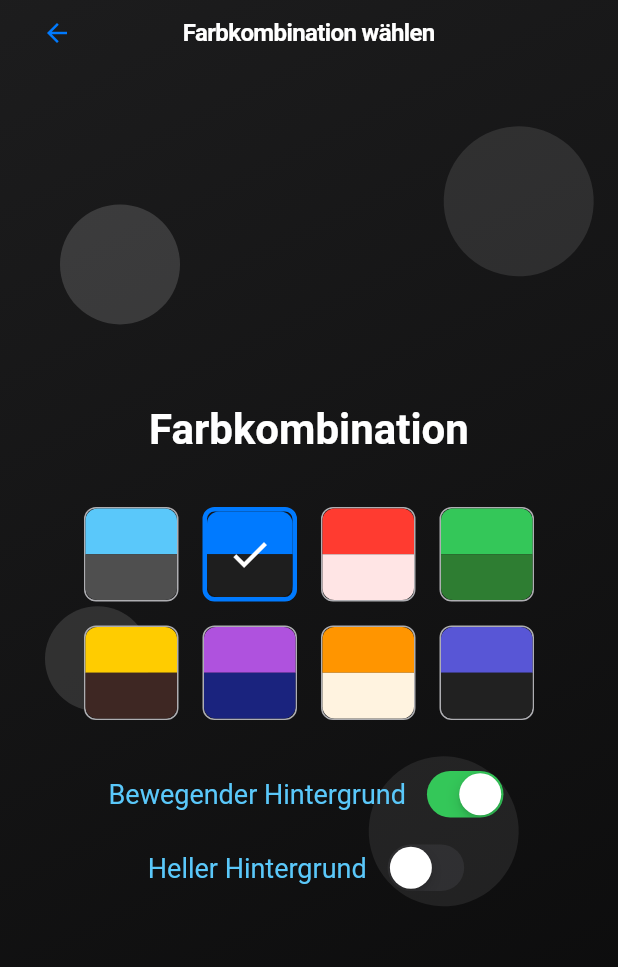
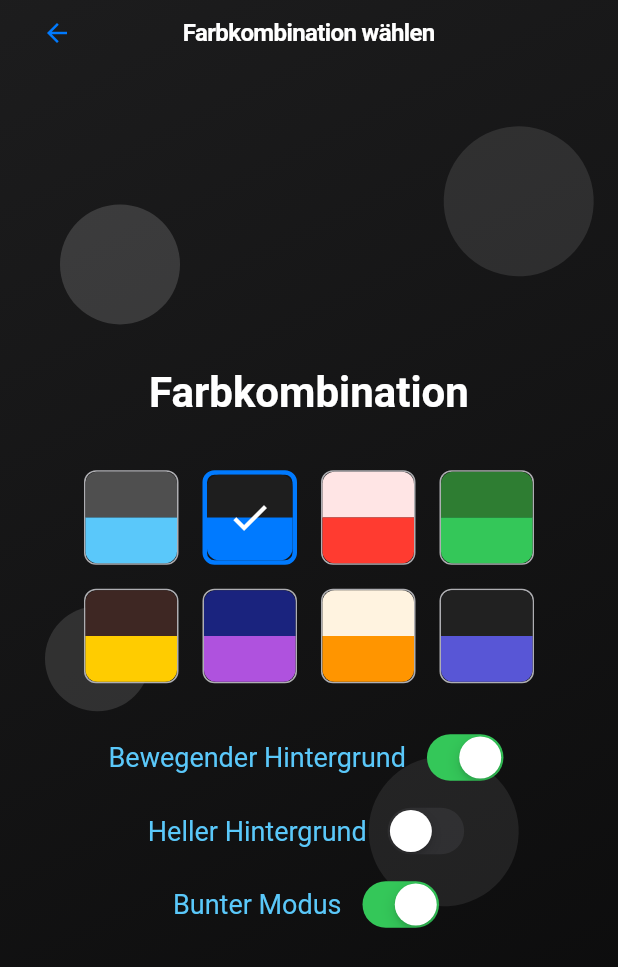
Before and after one commit to SchwarzenbergerDaniel/lagerverwaltung, a Flutter app: the ColorChangingPage screen opened directly, on a phone screen of 412 x 824 dp. Shown: the top 967 px of the screen. Run offline on Flutter 3.47's test engine with Material 3 defaults, Android fonts, the phone set to English and light mode, and no system bars; our stand-ins replace file_picker, get_it, google_sign_in, image_picker, permission_handler, shared_preferences; missing offline and left inert: excel, mailer, mobile_scanner; accounts and stored records are empty.

Commit message:
homepage-changes, refactoring, bunter modus

```diff
--- a/lagerverwaltung/lib/page/settings/color_change/color_changing_page.dart
+++ b/lagerverwaltung/lib/page/settings/color_change/color_changing_page.dart
@@ -62,7 +62,6 @@ class _ColorChangingPageState extends State<ColorChangingPage> {
     selectedCombinationIndex = 0;
   }
 
-  /// Builds a grid of color combinations.
   Widget _buildCombinationGrid() {
     return GridView.builder(
       shrinkWrap: true,
@@ -117,7 +116,7 @@ class _ColorChangingPageState extends State<ColorChangingPage> {
                     Expanded(
                       child: Container(
                         decoration: BoxDecoration(
-                          color: combination.primary,
+                          color: combination.background,
                           borderRadius: const BorderRadius.vertical(
                               top: Radius.circular(8.0)),
                         ),
@@ -126,7 +125,7 @@ class _ColorChangingPageState extends State<ColorChangingPage> {
                     Expanded(
                       child: Container(
                         decoration: BoxDecoration(
-                          color: combination.background,
+                          color: combination.primary,
                           borderRadius: const BorderRadius.vertical(
                               bottom: Radius.circular(8.0)),
                         ),
@@ -151,6 +150,7 @@ class _ColorChangingPageState extends State<ColorChangingPage> {
   @override
   Widget build(BuildContext context) {
     final movingBlobsProvider = Provider.of<BackgroundInfoProvider>(context);
+    final colorProvider = Provider.of<ThemeChangingService>(context);
 
     return CupertinoPageScaffold(
       navigationBar: CustomAppBar(
@@ -170,47 +170,22 @@ class _ColorChangingPageState extends State<ColorChangingPage> {
                     const SizedBox(height: 10),
                     _buildCombinationGrid(),
                     const SizedBox(height: 30),
-                    // Bewegender Hintergrund switch.
-                    Row(
-                      mainAxisAlignment: MainAxisAlignment.center,
-                      children: [
-                        Text(
-                          'Bewegender Hintergrund',
-                          style: TextStyle(
-                            color: colorCombinations[selectedCombinationIndex]
-                                .primary,
-                            fontSize: 18,
-                          ),
-                        ),
-                        const SizedBox(width: 10),
-                        CupertinoSwitch(
-                          value: movingBlobsProvider.isMoving,
-                          onChanged: (bool value) {
-                            movingBlobsProvider.changeMoving(value);
-                          },
-                        ),
-                      ],
+                    _buildSwitchRow(
+                      label: 'Bewegender Hintergrund',
+                      value: movingBlobsProvider.isMoving,
+                      onChanged: movingBlobsProvider.changeMoving,
                     ),
                     const SizedBox(height: 10),
-                    Row(
-                      mainAxisAlignment: MainAxisAlignment.center,
-                      children: [
-                        Text(
-                          'Heller Hintergrund',
-                          style: TextStyle(
-                            color: colorCombinations[selectedCombinationIndex]
-                                .primary,
-                            fontSize: 18,
-                          ),
-                        ),
-                        const SizedBox(width: 10),
-                        CupertinoSwitch(
-                          value: movingBlobsProvider.isBright,
-                          onChanged: (bool value) {
-                            movingBlobsProvider.changeIsBright(value);
-                          },
-                        ),
-                      ],
+                    _buildSwitchRow(
+                      label: 'Heller Hintergrund',
+                      value: movingBlobsProvider.isBright,
+                      onChanged: movingBlobsProvider.changeIsBright,
+                    ),
+                    const SizedBox(height: 10),
+                    _buildSwitchRow(
+                      label: 'Bunter Modus',
+                      value: colorProvider.istBunt,
+                      onChanged: themeService.setIstBunt,
                     ),
                   ],
                 ),
@@ -221,4 +196,28 @@ class _ColorChangingPageState extends State<ColorChangingPage> {
       ),
     );
   }
+
+  Widget _buildSwitchRow({
+    required String label,
+    required bool value,
+    required Function(bool) onChanged,
+  }) {
+    return Row(
+      mainAxisAlignment: MainAxisAlignment.center,
+      children: [
+        Text(
+          label,
+          style: TextStyle(
+            color: colorCombinations[selectedCombinationIndex].primary,
+            fontSize: 18,
+          ),
+        ),
+        const SizedBox(width: 10),
+        CupertinoSwitch(
+          value: value,
+          onChanged: onChanged,
+        ),
+      ],
+    );
+  }
 }
--- a/lagerverwaltung/lib/provider/backgroundinfoprovider.dart
+++ b/lagerverwaltung/lib/provider/backgroundinfoprovider.dart
@@ -12,6 +12,7 @@ class BackgroundInfoProvider extends ChangeNotifier {
   BackgroundInfoProvider()
       : _isMoving = GetIt.instance<LocalSettingsManagerService>().getIsMoving(),
         _isBright = GetIt.instance<LocalSettingsManagerService>().getIsBright();
+
   bool get isMoving => _isMoving;
   bool get isBright => _isBright;
 
--- a/lagerverwaltung/lib/service/localsettings_manager_service.dart
+++ b/lagerverwaltung/lib/service/localsettings_manager_service.dart
@@ -27,6 +27,7 @@ class LocalSettingsManagerService {
   static const String _XLSX_ORDER_LIST_KEY = "XLSX_ORDER_LIST_KEY";
   static const String _IST_MOVING_BACKGROUND_KEY = "_IST_MOVING_BACKGROUND_KEY";
   static const String _IST_BRIGHT_BACKGROUND = "_IST_BRIGHT_BACKGROUND";
+  static const String _IST_BUNT_KEY = "_IST_BUNT_KEY";
 
   // SharedPreference-Cache:
   static SharedPreferences? _prefs;
@@ -55,6 +56,7 @@ class LocalSettingsManagerService {
         prefs.getInt(_DELETE_LOGS_AFTER_DAYS_KEY));
     await setIsMoving(prefs.getBool(_IST_MOVING_BACKGROUND_KEY));
     await setIsBright(prefs.getBool(_IST_BRIGHT_BACKGROUND));
+    await setIstBunt(prefs.getBool(_IST_BUNT_KEY));
   }
 
   // INSTANZEN
@@ -65,6 +67,7 @@ class LocalSettingsManagerService {
   List<Columns>? _xlsx_order;
   bool? _isMovingBackground;
   bool? _isBrightBackground;
+  bool? _isBunt;
 
   // MAIL-EMpfänger:
   String getMail() {
@@ -148,4 +151,15 @@ class LocalSettingsManagerService {
     _sendAbgelaufenReminderInDays = value;
     prefs.setInt(_SEND_ABGELAUFEN_REMINDER_IN_DAYS_KEY, value);
   }
+
+  Future setIstBunt(bool? istBunt) async {
+    istBunt = istBunt ?? true;
+    final prefs = await _getSharePreference();
+    _isBunt = istBunt;
+    prefs.setBool(_IST_BUNT_KEY, istBunt);
+  }
+
+  bool getIstBunt() {
+    return _isBunt!;
+  }
 }
--- a/lagerverwaltung/lib/service/theme_changing_service.dart
+++ b/lagerverwaltung/lib/service/theme_changing_service.dart
@@ -1,15 +1,27 @@
 // ignore_for_file: deprecated_member_use
 
 import 'package:flutter/cupertino.dart';
+import 'package:get_it/get_it.dart';
+import 'package:lagerverwaltung/service/localsettings_manager_service.dart';
 import 'package:shared_preferences/shared_preferences.dart';
 
 class ThemeChangingService with ChangeNotifier {
+  final localSettingsManagerService =
+      GetIt.instance<LocalSettingsManagerService>();
+
   CupertinoDynamicColor _primaryColor = CupertinoColors.activeBlue;
   CupertinoDynamicColor _backgroundColor = CupertinoColors.systemBackground;
 
   CupertinoDynamicColor get primaryColor => _primaryColor;
   CupertinoDynamicColor get backgroundColor =>
       _backgroundColor; // Fixed this line
+
+  bool get istBunt => localSettingsManagerService.getIstBunt();
+
+  Future setIstBunt(bool istBunt) async {
+    await localSettingsManagerService.setIstBunt(istBunt);
+    notifyListeners();
+  }
 
   Future<void> loadPrimaryColor() async {
     final prefs = await SharedPreferences.getInstance();
```
Also changed, not shown: lagerverwaltung/lib/buttons/artikel_amount_change_button.dart (+7 -5 lines), lagerverwaltung/lib/buttons/base/base_button.dart (renamed from lagerverwaltung/lib/buttons/base/secondary_button_base.dart, +27 -13 lines), lagerverwaltung/lib/buttons/base/primary_button_base.dart (deleted, +0 -74 lines), lagerverwaltung/lib/buttons/export_list_button.dart (+4 -3 lines), lagerverwaltung/lib/buttons/import_list_button.dart (+7 -5 lines), lagerverwaltung/lib/buttons/inventur_durchfuehren_button.dart (+7 -5 lines), lagerverwaltung/lib/buttons/scan_artikel_button.dart (+7 -5 lines), lagerverwaltung/lib/buttons/scan_lagerplatz_button.dart (+7 -5 lines), lagerverwaltung/lib/buttons/show_all_articles_button.dart (+3 -4 lines).
